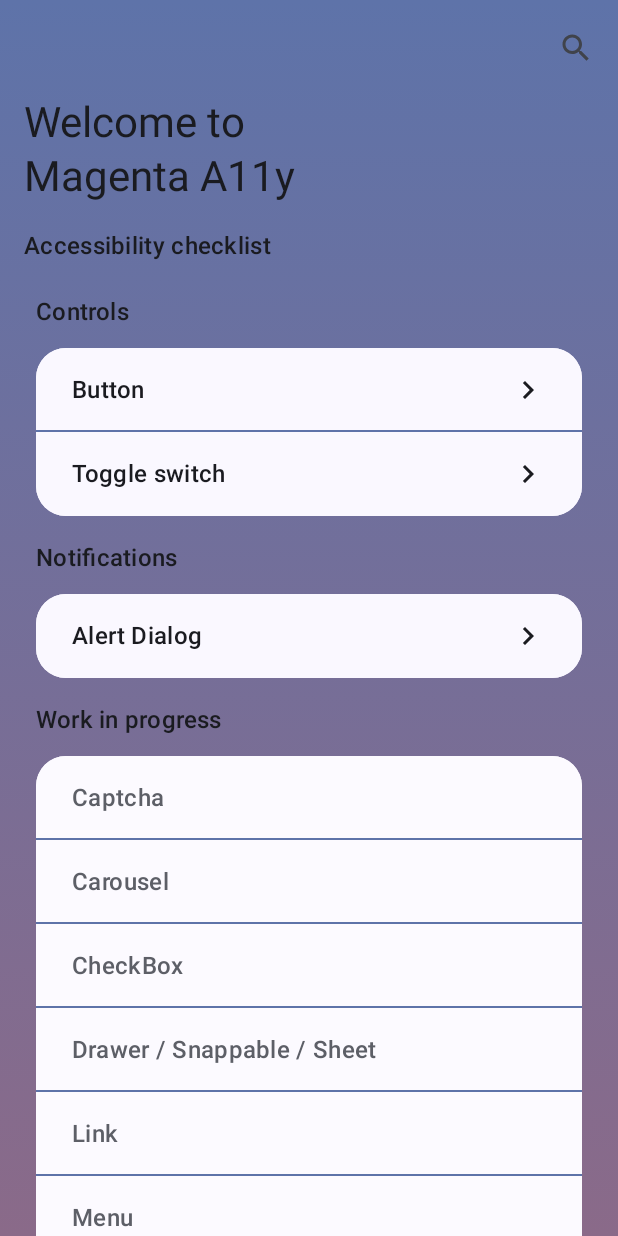
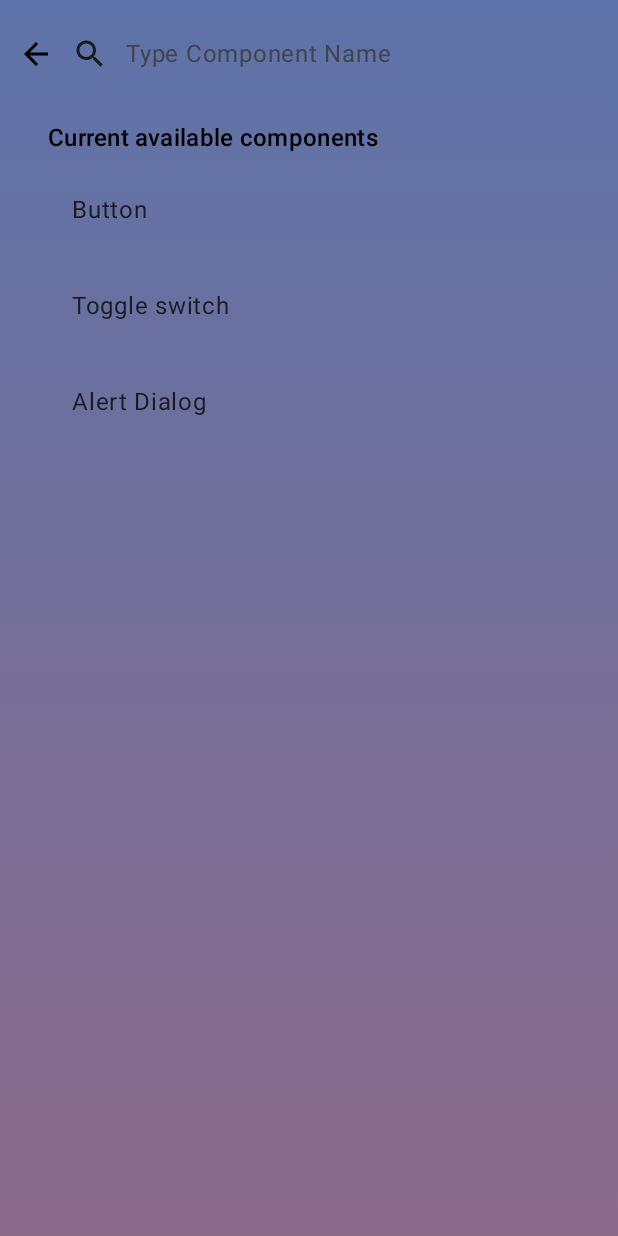
Before and after one commit to max-jin/maxmagentaa11y, an Android app built with Jetpack Compose: the screen it shows after launch (MainActivity), after a tap on "Search Component", on a phone screen of 412 x 824 dp. Run offline under Robolectric (Android 15) with nearby library versions, the phone set to English and light mode, and no system bars.

Commit message:
search page with anim

```diff
--- a/app/src/main/java/com/maxjin/a11y/ui/AppScreen.kt
+++ b/app/src/main/java/com/maxjin/a11y/ui/AppScreen.kt
@@ -7,13 +7,14 @@ package com.maxjin.a11y.ui
 
 import android.content.Context
 import androidx.compose.foundation.layout.fillMaxSize
-import androidx.compose.material3.MaterialTheme
 import androidx.compose.material3.Surface
 import androidx.compose.runtime.Composable
 import androidx.compose.ui.Modifier
+import androidx.compose.ui.graphics.Color
 import androidx.navigation.compose.rememberNavController
 import com.maxjin.a11y.ui.nav.NavGraph
 import com.maxjin.a11y.ui.theme.MagentaA11yTheme
+import com.maxjin.a11y.ui.util.ext.verticalGradient
 
 /**
  * App Main Screen - Top Layer of Composable
@@ -34,7 +35,9 @@ fun AppScreen(
 
     MagentaA11yTheme {
         // A surface container using the 'background' color from the theme
-        Surface(modifier = Modifier.fillMaxSize(), color = MaterialTheme.colorScheme.background) {
+        Surface(modifier = Modifier
+            .fillMaxSize()
+            .verticalGradient(), color = Color.Transparent) {
             NavGraph(navController = navController)
         }
     }
--- a/app/src/main/java/com/maxjin/a11y/ui/home/HomeScreen.kt
+++ b/app/src/main/java/com/maxjin/a11y/ui/home/HomeScreen.kt
@@ -74,7 +74,7 @@ fun HomeScreen(
                 title = if (topAppBarOnCollapse) "Magenta A11y" else "Welcome to \nMagenta A11y",
                 scrollBehavior = scrollBehavior,
                 actions = {
-                    IconButton(onClick = { /* doSomething() */ }) {
+                    IconButton(onClick = { navigateAction(NavDestination.APP_SEARCH) }) {
                         Icon(
                             imageVector = Icons.Filled.Search,
                             contentDescription = "Search Component"
--- a/app/src/main/java/com/maxjin/a11y/ui/nav/NavDestinations.kt
+++ b/app/src/main/java/com/maxjin/a11y/ui/nav/NavDestinations.kt
@@ -7,6 +7,7 @@ package com.maxjin.a11y.ui.nav
 
 enum class NavDestination(val id: String) {
     APP_HOME("APP_HOME"),
+    APP_SEARCH("APP_SEARCH"),
     COMPONENT_BUTTON("COMPONENT_BUTTON"),
     COMPONENT_CHECKBOX("COMPONENT_CHECKBOX"),
     COMPONENT_LINK("COMPONENT_LINK"),
--- /dev/null
+++ b/app/src/main/java/com/maxjin/a11y/ui/search/SearchScreen.kt
@@ -0,0 +1,198 @@
+/*
+ * 2023 - Developed by Max Jin
+ * Source code subject to change. Refer to NOTICE.txt in source tree for changes and attributions.
+ */
+
+package com.maxjin.a11y.ui.search
+
+import androidx.compose.animation.AnimatedVisibility
+import androidx.compose.animation.core.MutableTransitionState
+import androidx.compose.animation.core.snap
+import androidx.compose.animation.fadeIn
+import androidx.compose.animation.fadeOut
+import androidx.compose.animation.slideInVertically
+import androidx.compose.foundation.clickable
+import androidx.compose.foundation.layout.Arrangement
+import androidx.compose.foundation.layout.Box
+import androidx.compose.foundation.layout.PaddingValues
+import androidx.compose.foundation.layout.fillMaxSize
+import androidx.compose.foundation.layout.fillMaxWidth
+import androidx.compose.foundation.layout.padding
+import androidx.compose.foundation.lazy.LazyColumn
+import androidx.compose.material.icons.Icons
+import androidx.compose.material.icons.filled.ArrowBack
+import androidx.compose.material.icons.filled.Clear
+import androidx.compose.material.icons.filled.Search
+import androidx.compose.material3.ExperimentalMaterial3Api
+import androidx.compose.material3.Icon
+import androidx.compose.material3.IconButton
+import androidx.compose.material3.ListItem
+import androidx.compose.material3.ListItemDefaults
+import androidx.compose.material3.MaterialTheme
+import androidx.compose.material3.SearchBar
+import androidx.compose.material3.SearchBarDefaults
+import androidx.compose.material3.Text
+import androidx.compose.runtime.Composable
+import androidx.compose.runtime.getValue
+import androidx.compose.runtime.mutableStateOf
+import androidx.compose.runtime.remember
+import androidx.compose.runtime.saveable.rememberSaveable
+import androidx.compose.runtime.setValue
+import androidx.compose.ui.Alignment
+import androidx.compose.ui.Modifier
+import androidx.compose.ui.draw.clip
+import androidx.compose.ui.graphics.Color
+import androidx.compose.ui.semantics.Role
+import androidx.compose.ui.semantics.isContainer
+import androidx.compose.ui.semantics.semantics
+import androidx.compose.ui.tooling.preview.Preview
+import androidx.compose.ui.unit.dp
+import androidx.compose.ui.zIndex
+import com.maxjin.a11y.core.component.Component
+import com.maxjin.a11y.ui.nav.NavDestination
+import com.maxjin.a11y.ui.theme.MagentaA11yTheme
+import com.maxjin.a11y.ui.util.RoundedCornerShapeMedium
+import com.maxjin.a11y.ui.util.dimenB10
+import com.maxjin.a11y.ui.util.dimenB2
+import com.maxjin.a11y.ui.util.dimenB3
+import com.maxjin.a11y.ui.util.dimenB5
+import com.maxjin.a11y.ui.util.dimenB6
+import com.maxjin.a11y.ui.util.ext.verticalGradient
+
+@OptIn(ExperimentalMaterial3Api::class)
+@Composable
+fun SearchScreen(
+    navigateUp: () -> Unit = {},
+    navigateAction: (NavDestination) -> Unit
+) {
+    var searchQuery by rememberSaveable { mutableStateOf("") }
+    var onSearchBarActive by rememberSaveable { mutableStateOf(false) }
+    Box(
+        Modifier
+            .fillMaxSize()
+            .verticalGradient(),
+    ) {
+        // Talkback focus order sorts based on x and y position before considering z-index. The
+        // extra Box with semantics and fillMaxWidth is a workaround to get the search bar to focus
+        // before the content.
+        Box(
+            Modifier
+                .semantics { isContainer = true }
+                .zIndex(1f)
+                .fillMaxWidth()) {
+            IconButton(onClick = {
+                if (onSearchBarActive) {
+                    // keyboardController?.hide()
+                    onSearchBarActive = false
+                    searchQuery = ""
+                } else {
+                    navigateUp()
+                }
+            }, modifier = Modifier.padding(top = dimenB3)) {
+                Icon(
+                    imageVector = Icons.Filled.ArrowBack,
+                    contentDescription = "Search Component"
+                )
+            }
+            SearchBar(
+                modifier = Modifier
+                    .align(Alignment.TopCenter)
+                    .padding(start = dimenB6),
+                query = searchQuery,
+                onQueryChange = { searchQuery = it },
+                onSearch = { onSearchBarActive = false },
+                active = onSearchBarActive,
+                onActiveChange = { onSearchBarActive = it },
+                placeholder = { Text("Type Component Name") },
+                leadingIcon = { Icon(Icons.Default.Search, contentDescription = null) },
+                trailingIcon = {
+                    if (searchQuery.isNotEmpty()) Icon(
+                        Icons.Filled.Clear, contentDescription = "Clear", modifier = Modifier.clickable(
+                            onClick = { searchQuery = "" },
+                            role = Role.Button
+                        )
+                    )
+                },
+                colors = SearchBarDefaults.colors(
+                    containerColor = Color.Transparent,
+                    dividerColor = Color.Transparent,
+                )
+            ) {
+                LazyColumn(
+                    modifier = Modifier.fillMaxWidth(),
+                    contentPadding = PaddingValues(16.dp),
+                    verticalArrangement = Arrangement.spacedBy(4.dp)
+                ) {
+                    if (searchQuery.isNotEmpty()) {
+                        Component.allComponents.filter { component ->
+                            component.name.contains(searchQuery, ignoreCase = true) || component.nameOptions?.any { it.contains(searchQuery, ignoreCase = true) } == true
+                        }.forEach {
+                            item {
+                                ListItem(
+                                    headlineContent = { Text(it.name) },
+                                    modifier = Modifier
+                                        //.padding(end = dimenB6)
+                                        .clip(RoundedCornerShapeMedium)
+                                        .clickable(
+                                            onClick = {
+                                                navigateAction(it.navDestination)
+                                            },
+                                            enabled = it.available
+                                        ),
+                                    supportingContent = if (!it.available) {
+                                        { Text(text = "Work in progress") }
+                                    } else null,
+                                    colors = ListItemDefaults.colors(
+                                        containerColor = Color.Transparent,
+                                        headlineColor = if (it.available) MaterialTheme.colorScheme.onBackground else MaterialTheme.colorScheme.outline,
+                                        supportingColor = if (it.available) MaterialTheme.colorScheme.onBackground else MaterialTheme.colorScheme.outline
+                                    )
+                                )
+                            }
+                        }
+                    }
+                }
+            }
+        }
+
+        AnimatedVisibility(
+            visibleState = remember { MutableTransitionState(initialState = false).apply { targetState = searchQuery.isEmpty() || !onSearchBarActive } },
+            enter = slideInVertically { it } + fadeIn(),
+            exit = fadeOut(animationSpec = snap())
+        ) {
+            LazyColumn(
+                contentPadding = PaddingValues(start = dimenB6, top = dimenB10, end = dimenB6, bottom = dimenB5),
+                verticalArrangement = Arrangement.spacedBy(dimenB2)
+            ) {
+                item {
+                    Text(text = "Current available components", style = MaterialTheme.typography.titleMedium)
+                }
+                Component.allComponents.filter { it.available }.forEach {
+                    item {
+                        ListItem(
+                            headlineContent = { Text(it.name) },
+                            modifier = Modifier
+                                .padding(end = dimenB6)
+                                .clip(RoundedCornerShapeMedium)
+                                .clickable(
+                                    onClick = {
+                                        navigateAction(it.navDestination)
+                                    }
+                                ),
+                            colors = ListItemDefaults.colors(containerColor = Color.Transparent)
+                        )
+                    }
+                }
+
+            }
+        }
+    }
+}
+
+@Preview(showBackground = true, showSystemUi = false)
+@Composable
+fun SearchScreenPreview() {
+    MagentaA11yTheme {
+        SearchScreen(navigateUp = {}, navigateAction = {})
+    }
+}
```
Also changed, not shown: app/src/main/java/com/maxjin/a11y/ui/nav/NavGraph.kt (+25 -0 lines).
